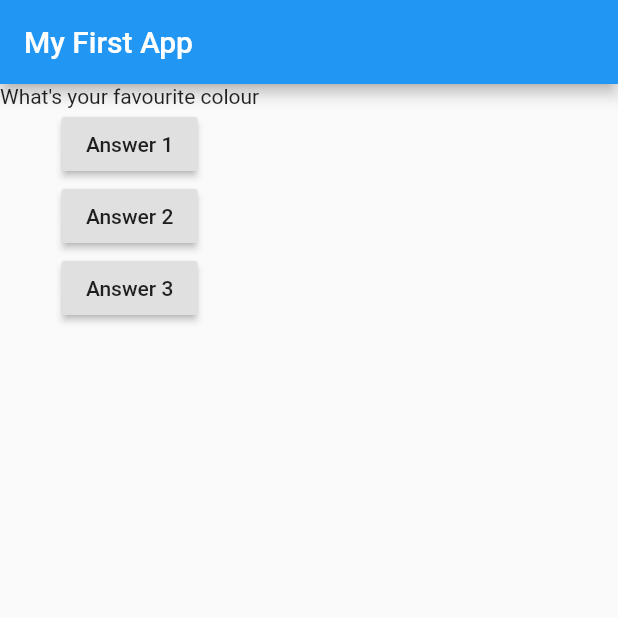
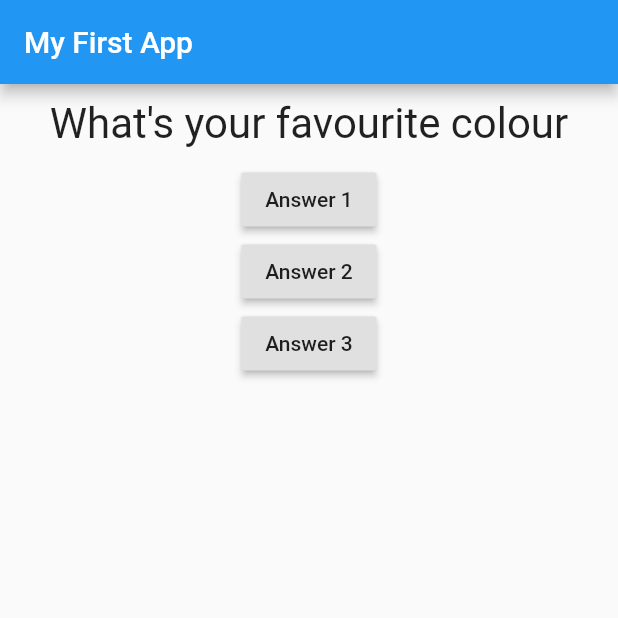
Before and after one commit to sao1969/flutter_app_udemny_first, a Flutter app: the screen it shows after launch, on a phone screen of 412 x 824 dp, the top half of it. Run offline on Flutter 3.47's test engine with Material 2 defaults, Android fonts, the phone set to English and light mode, and no system bars.

Commit message:
Sixth Change Main.Dart Updated text style in question.dart

```diff
--- a/lib/question.dart
+++ b/lib/question.dart
@@ -1,12 +1,21 @@
+import 'package:flutter/cupertino.dart';
 import 'package:flutter/material.dart';
 
 class Question extends StatelessWidget {
-  String questionText;
+  final String questionText;
 
   Question(this.questionText);
 
   @override
   Widget build(BuildContext context) {
-    return Text(questionText);
+    return Container(
+      width: double.infinity,
+      margin: EdgeInsets.all(10),
+      child: Text(
+        questionText,
+        style: TextStyle(fontSize: 28),
+        textAlign: TextAlign.center,
+      ),
+    );
   }
 }
```
